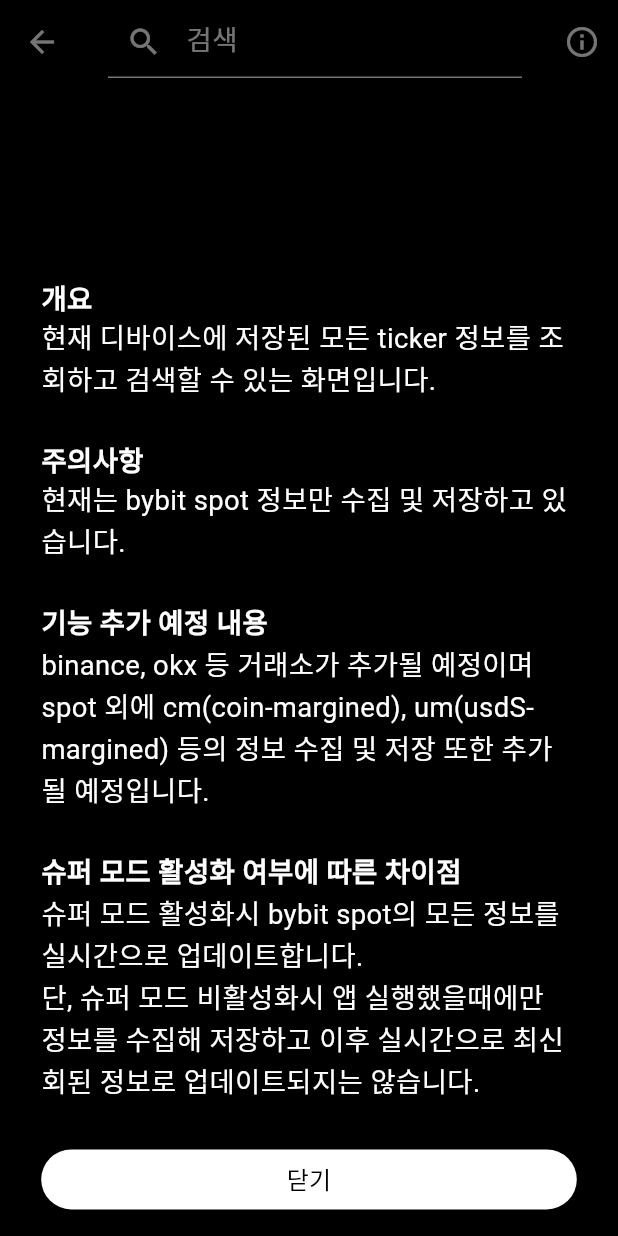
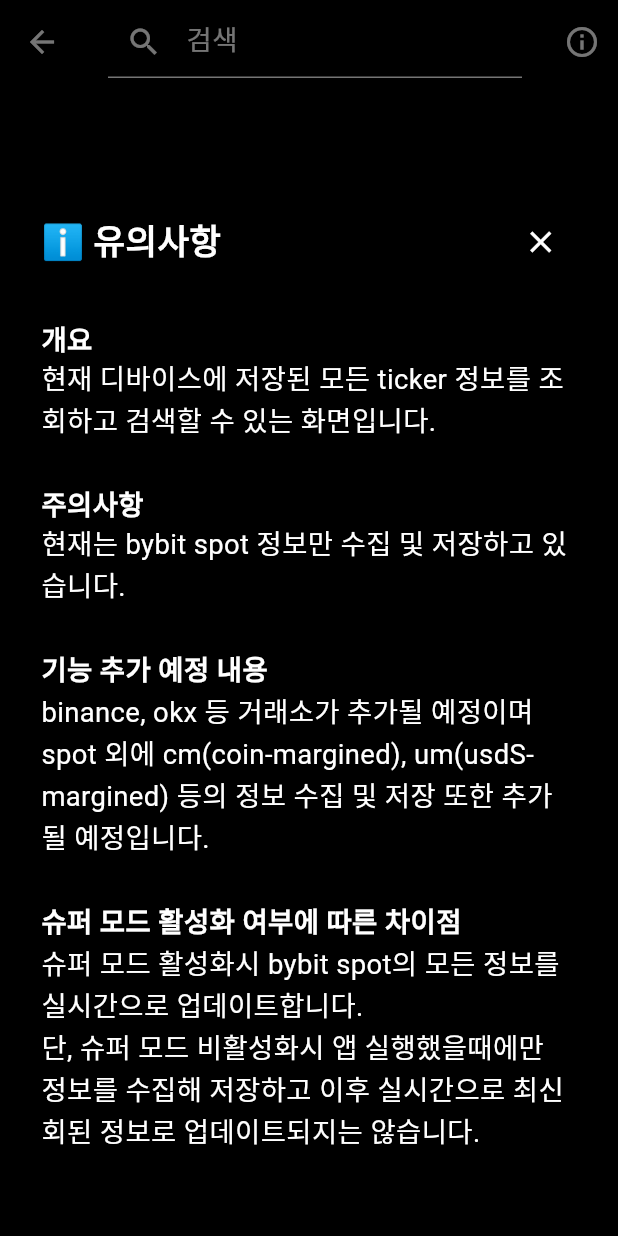
Before and after one commit to DAAC-A00/tickerwatch, a Flutter app: the AllTickerMainScreen screen opened by its route, after a tap on the "info outline" icon, on a phone screen of 412 x 824 dp. Run offline on Flutter 3.47's test engine with Material 3 defaults, Android fonts, the phone set to English and light mode, and no system bars; our stand-ins replace analog_clock, flutter_riverpod, go_router, hive, hive_flutter; missing offline and left inert: back_button_interceptor; accounts and stored records are empty; network calls fail; Roboto replaces fonts that are missing (Pretendard).

Commit message:
<feat> product default : showCustomModalBottomSheet로 이름 변경 및 Title 추가

```diff
--- a/lib/product/allticker/screens/all_ticker_detail_screen.dart
+++ b/lib/product/allticker/screens/all_ticker_detail_screen.dart
@@ -3,7 +3,7 @@
 import 'package:flutter/material.dart';
 import 'package:flutter_riverpod/flutter_riverpod.dart';
 import 'package:tickerwatch/external/default/exchange_raw_category_enum.dart';
-import 'package:tickerwatch/product/default/widgets/info_bottom_sheet.dart';
+import 'package:tickerwatch/product/default/widgets/custom_modal_bottom_sheet.dart';
 import 'package:tickerwatch/product/tickers/enums/category_enum.dart';
 import 'package:tickerwatch/product/tickers/enums/option_type_enum.dart';
 import '../../tickers/entities/ticker_entity.dart';
@@ -155,7 +155,7 @@ class AllTickerDetailScreen extends ConsumerWidget {
                   : content;
               missingInfo.add(content);
               // BottomSheet 호출
-              showInfoBottomSheet(context, missingInfo);
+              showCustomModalBottomSheet(context, missingInfo);
             },
           )
         ],
--- a/lib/product/allticker/screens/all_ticker_main_screen.dart
+++ b/lib/product/allticker/screens/all_ticker_main_screen.dart
@@ -3,7 +3,7 @@
 import 'package:flutter/material.dart';
 import 'package:flutter_riverpod/flutter_riverpod.dart';
 import 'package:tickerwatch/product/allticker/screens/all_ticker_detail_screen.dart';
-import 'package:tickerwatch/product/default/widgets/info_bottom_sheet.dart';
+import 'package:tickerwatch/product/default/widgets/custom_modal_bottom_sheet.dart';
 
 import '../../tickers/states/ticker_provider.dart';
 
@@ -69,7 +69,7 @@ class _AllTickerMainScreenState extends ConsumerState<AllTickerMainScreen> {
         actions: [
           IconButton(
             icon: const Icon(Icons.info_outline),
-            onPressed: () => showInfoBottomSheet(context, contentList),
+            onPressed: () => showCustomModalBottomSheet(context, contentList),
           ),
         ],
       ),
--- /dev/null
+++ b/lib/product/default/widgets/custom_modal_bottom_sheet.dart
@@ -0,0 +1,71 @@
+// custom_modal_bottom_sheet.dart
+
+import 'package:flutter/material.dart';
+
+void showCustomModalBottomSheet(
+    BuildContext context, List<String> contentList) {
+  showModalBottomSheet(
+    isScrollControlled: true,
+    context: context,
+    builder: (BuildContext context) {
+      final currentTextTheme = Theme.of(context).textTheme;
+      final double bodySmall = currentTextTheme.bodySmall?.fontSize ?? 20;
+      final double paddingSize = bodySmall * 2;
+      final double titleSize = currentTextTheme.titleMedium?.fontSize ?? 22;
+      return Padding(
+        padding: EdgeInsets.only(
+          top: paddingSize,
+          bottom: paddingSize,
+          left: paddingSize,
+          right: paddingSize,
+        ),
+        child: SingleChildScrollView(
+          child: Column(
+            mainAxisSize: MainAxisSize.min,
+            crossAxisAlignment: CrossAxisAlignment.stretch,
+            children: [
+              Row(
+                mainAxisAlignment: MainAxisAlignment.spaceBetween,
+                children: [
+                  Text(
+                    'ℹ️ 유의사항',
+                    style: TextStyle(
+                        fontWeight: FontWeight.bold, fontSize: titleSize),
+                  ),
+                  IconButton(
+                    icon: const Icon(
+                      Icons.close,
+                    ),
+                    onPressed: () {
+                      Navigator.of(context).pop(); // 바텀 시트를 닫기
+                    },
+                  ),
+                ],
+              ),
+              SizedBox(
+                height: paddingSize,
+              ),
+              ..._buildContent(contentList),
+            ],
+          ),
+        ),
+      );
+    },
+  );
+}
+
+// content 리스트를 받아서 Text 위젯으로 변환하는 메서드
+List<Widget> _buildContent(List<String> contentList) {
+  return List<Widget>.generate(contentList.length, (index) {
+    if (index % 2 == 0) {
+      // 홀수 인덱스는 제목
+      return Text(
+        contentList[index],
+        style: const TextStyle(fontWeight: FontWeight.bold),
+      );
+    } else {
+      // 짝수 인덱스는 내용
+      return Text('${contentList[index]}\n');
+    }
+  });
+}
--- a/lib/product/default/widgets/custom_snack_bar.dart
+++ b/lib/product/default/widgets/custom_snack_bar.dart
@@ -11,8 +11,8 @@ void showCustomSnackBar(BuildContext context) {
     SnackBar(
       content: Padding(
         padding: EdgeInsets.symmetric(
-          vertical: paddingSize / 2,
-          horizontal: paddingSize,
+          vertical: paddingSize / 4,
+          horizontal: paddingSize / 2,
         ),
         child: Column(
           crossAxisAlignment: CrossAxisAlignment.start,
@@ -21,7 +21,7 @@ void showCustomSnackBar(BuildContext context) {
               mainAxisAlignment: MainAxisAlignment.spaceBetween,
               children: [
                 const Text(
-                  '완료',
+                  '🎉 완료',
                   style: TextStyle(
                     fontWeight: FontWeight.bold,
                   ),
--- a/lib/product/default/widgets/info_bottom_sheet.dart
+++ /dev/null
@@ -1,52 +0,0 @@
-// info_bottom_sheet.dart
-
-import 'package:flutter/material.dart';
-
-void showInfoBottomSheet(BuildContext context, List<String> contentList) {
-  showModalBottomSheet(
-    isScrollControlled: true,
-    context: context,
-    builder: (BuildContext context) {
-      final double paddingSize =
-          Theme.of(context).textTheme.bodySmall?.fontSize ?? 20;
-      return Padding(
-        padding: EdgeInsets.symmetric(
-          vertical: paddingSize,
-          horizontal: paddingSize * 2,
-        ),
-        child: SingleChildScrollView(
-          child: Column(
-            mainAxisSize: MainAxisSize.min,
-            crossAxisAlignment: CrossAxisAlignment.stretch,
-            children: [
-              ..._buildContent(contentList),
-              const Text(''),
-              ElevatedButton(
-                onPressed: () {
-                  Navigator.of(context).pop(); // 바텀 시트를 닫기
-                },
-                child: const Text('닫기'),
-              ),
-            ],
-          ),
-        ),
-      );
-    },
-  );
-}
-
-// content 리스트를 받아서 Text 위젯으로 변환하는 메서드
-List<Widget> _buildContent(List<String> contentList) {
-  return List<Widget>.generate(contentList.length, (index) {
-    if (index % 2 == 0) {
-      // 홀수 인덱스는 제목
-      return Text(
-        '\n${contentList[index]}',
-        style: const TextStyle(fontWeight: FontWeight.bold),
-      );
-    } else {
-      // 짝수 인덱스는 내용
-      return Text(contentList[index]);
-    }
-  });
-}
--- a/lib/product/tickeralarm/screens/add_ticker_alarm_screen.dart
+++ b/lib/product/tickeralarm/screens/add_ticker_alarm_screen.dart
@@ -4,7 +4,7 @@ import 'dart:developer';
 
 import 'package:flutter/material.dart';
 import 'package:flutter_riverpod/flutter_riverpod.dart';
-import 'package:tickerwatch/product/default/widgets/info_bottom_sheet.dart';
+import 'package:tickerwatch/product/default/widgets/custom_modal_bottom_sheet.dart';
 import 'package:tickerwatch/product/tickeralarm/entities/ticker_alarm_entity.dart';
 import 'package:tickerwatch/product/tickers/enums/category_exchange_enum.dart';
 import 'package:tickerwatch/product/tickers/enums/price_status_enum.dart';
@@ -171,7 +171,7 @@ class _AddTickerAlarmScreenState extends ConsumerState<AddTickerAlarmScreen> {
         actions: [
           IconButton(
             icon: const Icon(Icons.info_outline),
-            onPressed: () => showInfoBottomSheet(context, contentList),
+            onPressed: () => showCustomModalBottomSheet(context, contentList),
           ),
         ],
       ),
--- a/lib/product/tickeralarm/screens/ticker_alarm_main_screen.dart
+++ b/lib/product/tickeralarm/screens/ticker_alarm_main_screen.dart
@@ -2,7 +2,7 @@
 
 import 'package:flutter/material.dart';
 import 'package:flutter_riverpod/flutter_riverpod.dart';
-import 'package:tickerwatch/product/default/widgets/info_bottom_sheet.dart';
+import 'package:tickerwatch/product/default/widgets/custom_modal_bottom_sheet.dart';
 import 'package:tickerwatch/product/setting/states/ticker_setting_provider.dart';
 import 'package:tickerwatch/product/tickeralarm/entities/ticker_alarm_entity.dart';
 import 'package:tickerwatch/product/tickeralarm/screens/add_ticker_alarm_screen.dart';
@@ -96,7 +96,7 @@ class _TickerAlarmMainScreenState extends ConsumerState<TickerAlarmMainScreen> {
         actions: [
           IconButton(
             icon: const Icon(Icons.info_outline),
-            onPressed: () => showInfoBottomSheet(context, contentList),
+            onPressed: () => showCustomModalBottomSheet(context, contentList),
           ),
         ],
       ),
```
